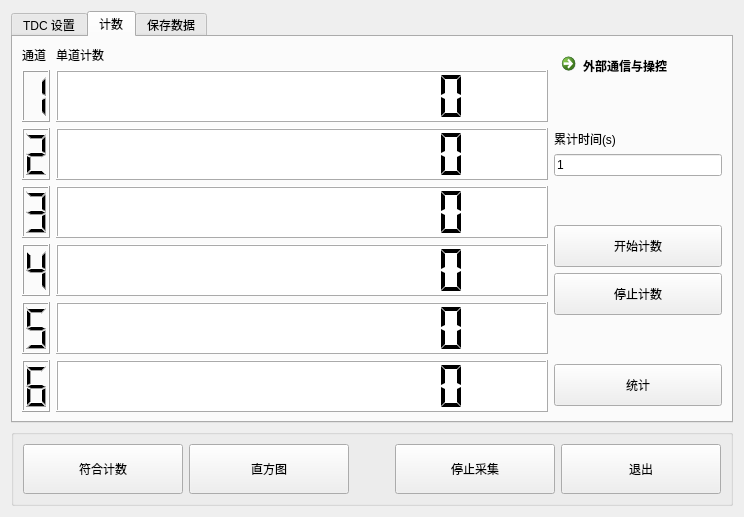
Old version of the form ui/widget.ui in the repository WhiteChimney/TDC-counter.
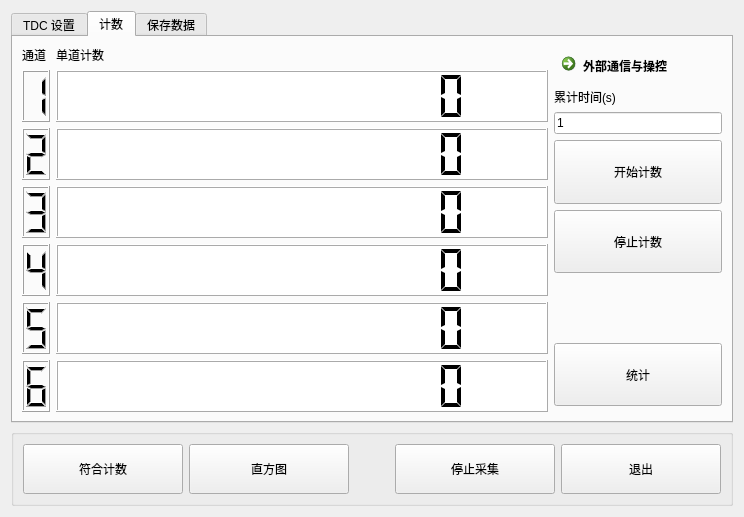
New version of the form.

Commit message: 更新显示进度条小数点

Diff of the .ui file:
```diff
--- a/ui/widget.ui
+++ b/ui/widget.ui
@@ -444,7 +444,72 @@
        <string>计数</string>
       </attribute>
       <layout class="QGridLayout" name="gridLayout_4">
-       <item row="0" column="0" rowspan="10">
+       <item row="2" column="1">
+        <widget class="QLineEdit" name="accumulateTimeText">
+         <property name="sizePolicy">
+          <sizepolicy hsizetype="Preferred" vsizetype="Fixed">
+           <horstretch>0</horstretch>
+           <verstretch>0</verstretch>
+          </sizepolicy>
+         </property>
+         <property name="text">
+          <string>1</string>
+         </property>
+        </widget>
+       </item>
+       <item row="3" column="1">
+        <widget class="QPushButton" name="buttonStartCount">
+         <property name="sizePolicy">
+          <sizepolicy hsizetype="Minimum" vsizetype="Expanding">
+           <horstretch>0</horstretch>
+           <verstretch>0</verstretch>
+          </sizepolicy>
+         </property>
+         <property name="text">
+          <string>开始计数</string>
+         </property>
+        </widget>
+       </item>
+       <item row="5" column="1">
+        <spacer name="verticalSpacer_5">
+         <property name="orientation">
+          <enum>Qt::Vertical</enum>
+         </property>
+         <property name="sizeHint" stdset="0">
+          <size>
+           <width>20</width>
+           <height>40</height>
+          </size>
+         </property>
+        </spacer>
+       </item>
+       <item row="4" column="1">
+        <widget class="QPushButton" name="buttonStopCount">
+         <property name="sizePolicy">
+          <sizepolicy hsizetype="Minimum" vsizetype="Expanding">
+           <horstretch>0</horstretch>
+           <verstretch>0</verstretch>
+          </sizepolicy>
+         </property>
+         <property name="text">
+          <string>停止计数</string>
+         </property>
+        </widget>
+       </item>
+       <item row="6" column="1">
+        <widget class="QPushButton" name="buttonStatistics">
+         <property name="sizePolicy">
+          <sizepolicy hsizetype="Minimum" vsizetype="Expanding">
+           <horstretch>0</horstretch>
+           <verstretch>0</verstretch>
+          </sizepolicy>
+         </property>
+         <property name="text">
+          <string>统计</string>
+         </property>
+        </widget>
+       </item>
+       <item row="0" column="0" rowspan="8">
         <layout class="QGridLayout" name="gridLayout_2">
          <item row="0" column="1">
           <widget class="QLabel" name="label_12">
@@ -696,104 +761,6 @@
          </item>
         </layout>
        </item>
-       <item row="2" column="1">
-        <widget class="QLabel" name="label_10">
-         <property name="text">
-          <string>累计时间(s)</string>
-         </property>
-        </widget>
-       </item>
-       <item row="3" column="1">
-        <widget class="QLineEdit" name="accumulateTimeText">
-         <property name="sizePolicy">
-          <sizepolicy hsizetype="Preferred" vsizetype="Fixed">
-           <horstretch>0</horstretch>
-           <verstretch>0</verstretch>
-          </sizepolicy>
-         </property>
-         <property name="text">
-          <string>1</string>
-         </property>
-        </widget>
-       </item>
-       <item row="7" column="1">
-        <spacer name="verticalSpacer_5">
-         <property name="orientation">
-          <enum>Qt::Vertical</enum>
-         </property>
-         <property name="sizeHint" stdset="0">
-          <size>
-           <width>20</width>
-           <height>40</height>
-          </size>
-         </property>
-        </spacer>
-       </item>
-       <item row="6" column="1">
-        <widget class="QPushButton" name="buttonStopCount">
-         <property name="sizePolicy">
-          <sizepolicy hsizetype="Minimum" vsizetype="Expanding">
-           <horstretch>0</horstretch>
-           <verstretch>0</verstretch>
-          </sizepolicy>
-         </property>
-         <property name="text">
-          <string>停止计数</string>
-         </property>
-        </widget>
-       </item>
-       <item row="5" column="1">
-        <widget class="QPushButton" name="buttonStartCount">
-         <property name="sizePolicy">
-          <sizepolicy hsizetype="Minimum" vsizetype="Expanding">
-           <horstretch>0</horstretch>
-           <verstretch>0</verstretch>
-          </sizepolicy>
-         </property>
-         <property name="text">
-          <string>开始计数</string>
-         </property>
-        </widget>
-       </item>
-       <item row="1" column="1">
-        <spacer name="verticalSpacer_4">
-         <property name="orientation">
-          <enum>Qt::Vertical</enum>
-         </property>
-         <property name="sizeHint" stdset="0">
-          <size>
-           <width>20</width>
-           <height>40</height>
-          </size>
-         </property>
-        </spacer>
-       </item>
-       <item row="4" column="1">
-        <spacer name="verticalSpacer">
-         <property name="orientation">
-          <enum>Qt::Vertical</enum>
-         </property>
-         <property name="sizeHint" stdset="0">
-          <size>
-           <width>20</width>
-           <height>40</height>
-          </size>
-         </property>
-        </spacer>
-       </item>
-       <item row="8" column="1">
-        <widget class="QPushButton" name="buttonStatistics">
-         <property name="sizePolicy">
-          <sizepolicy hsizetype="Minimum" vsizetype="Expanding">
-           <horstretch>0</horstretch>
-           <verstretch>0</verstretch>
-          </sizepolicy>
-         </property>
-         <property name="text">
-          <string>统计</string>
-         </property>
-        </widget>
-       </item>
        <item row="0" column="1">
         <widget class="QCommandLinkButton" name="buttonExternalApplications">
          <property name="text">
@@ -801,6 +768,13 @@
          </property>
         </widget>
        </item>
+       <item row="1" column="1">
+        <widget class="QLabel" name="label_10">
+         <property name="text">
+          <string>累计时间(s)</string>
+         </property>
+        </widget>
+       </item>
       </layout>
      </widget>
      <widget class="QWidget" name="pageData">
```
The commit also changes 1 other file.
